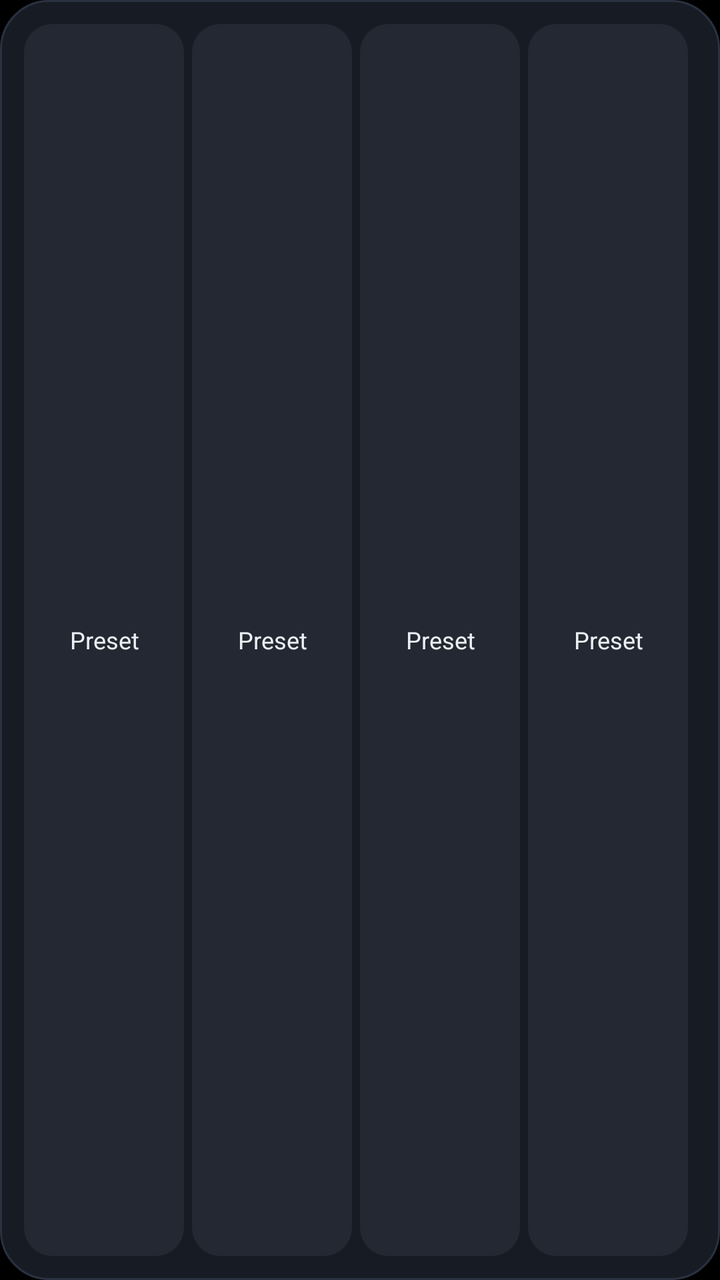
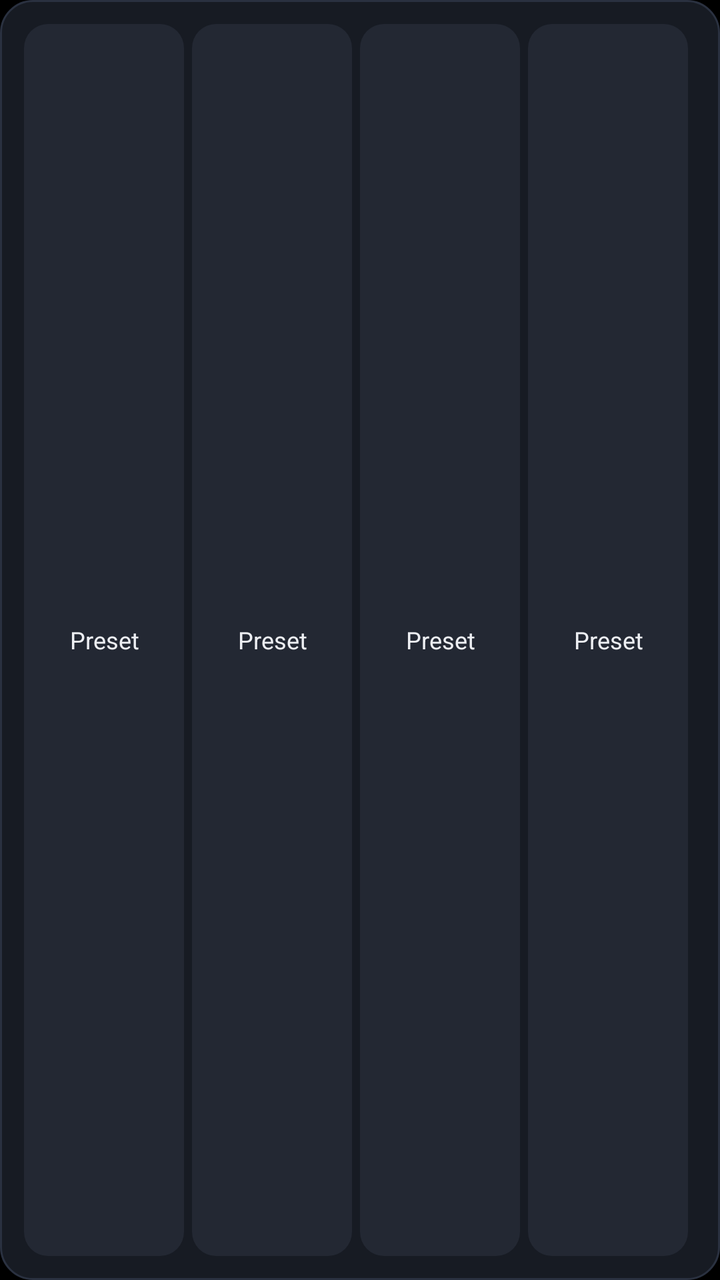

Compare the two renders of this Android layout. The source of the first and the diff that turns it into the second are given below.
<!-- AndroidManifest.xml: application theme Theme.Chronos -->
<!-- res/layout/widget_timer_presets.xml -->
<?xml version="1.0" encoding="utf-8"?>
<LinearLayout xmlns:android="http://schemas.android.com/apk/res/android"
    android:id="@+id/widget_root"
    android:layout_width="match_parent"
    android:layout_height="match_parent"
    android:background="@drawable/widget_bg"
    android:orientation="horizontal"
    android:gravity="center_vertical"
    android:padding="12dp">

    <TextView
        android:id="@+id/preset1"
        android:layout_width="0dp"
        android:layout_height="match_parent"
        android:layout_weight="1"
        android:layout_marginEnd="4dp"
        android:background="@drawable/widget_button"
        android:gravity="center"
        android:text="Preset"
        android:textSize="12sp"
        android:maxLines="1"
        android:textColor="#EDEFF3" />
    <TextView
        android:id="@+id/preset2"
        android:layout_width="0dp"
        android:layout_height="match_parent"
        android:layout_weight="1"
        android:layout_marginEnd="4dp"
        android:background="@drawable/widget_button"
        android:gravity="center"
        android:text="Preset"
        android:textSize="12sp"
        android:maxLines="1"
        android:textColor="#EDEFF3" />
    <TextView
        android:id="@+id/preset3"
        android:layout_width="0dp"
        android:layout_height="match_parent"
        android:layout_weight="1"
        android:layout_marginEnd="4dp"
        android:background="@drawable/widget_button"
        android:gravity="center"
        android:text="Preset"
        android:textSize="12sp"
        android:maxLines="1"
        android:textColor="#EDEFF3" />
    <TextView
        android:id="@+id/preset4"
        android:layout_width="0dp"
        android:layout_height="match_parent"
        android:layout_weight="1"
        android:layout_marginEnd="4dp"
        android:background="@drawable/widget_button"
        android:gravity="center"
        android:text="Preset"
        android:textSize="12sp"
        android:maxLines="1"
        android:textColor="#EDEFF3" />
</LinearLayout>
<!-- resources referenced by this layout -->
<resources>
  <!-- drawable widget_bg (drawable) -->
  <?xml version="1.0" encoding="utf-8"?>
  <shape xmlns:android="http://schemas.android.com/apk/res/android" android:shape="rectangle">
      <corners android:radius="24dp" />
      <solid android:color="#171B23" />
      <stroke android:width="1dp" android:color="#2A3140" />
  </shape>
  <!-- drawable widget_button (drawable) -->
  <?xml version="1.0" encoding="utf-8"?>
  <shape xmlns:android="http://schemas.android.com/apk/res/android" android:shape="rectangle">
      <corners android:radius="14dp" />
      <solid android:color="#232833" />
  </shape>
  <style name="Theme.Chronos" parent="android:Theme.Material.NoActionBar">
          <item name="android:windowBackground">@android:color/black</item>
          <item name="android:statusBarColor">@android:color/transparent</item>
          <item name="android:navigationBarColor">@android:color/transparent</item>
          <item name="android:windowDrawsSystemBarBackgrounds">true</item>
      </style>
</resources>

<!-- the commit's change to res/layout/widget_timer_presets.xml (unified diff, before → after) -->
@@ -6,54 +6,58 @@
     android:background="@drawable/widget_bg"
     android:orientation="horizontal"
     android:gravity="center_vertical"
-    android:padding="12dp">
+    android:padding="@dimen/widget_pad">
 
     <TextView
         android:id="@+id/preset1"
         android:layout_width="0dp"
         android:layout_height="match_parent"
         android:layout_weight="1"
-        android:layout_marginEnd="4dp"
+        android:layout_marginEnd="@dimen/widget_gap"
         android:background="@drawable/widget_button"
         android:gravity="center"
-        android:text="Preset"
+        android:text="@string/widget_preset_placeholder"
         android:textSize="12sp"
         android:maxLines="1"
-        android:textColor="#EDEFF3" />
+        android:ellipsize="end"
+        android:textColor="@color/widget_ink" />
     <TextView
         android:id="@+id/preset2"
         android:layout_width="0dp"
         android:layout_height="match_parent"
         android:layout_weight="1"
-        android:layout_marginEnd="4dp"
+        android:layout_marginEnd="@dimen/widget_gap"
         android:background="@drawable/widget_button"
         android:gravity="center"
-        android:text="Preset"
+        android:text="@string/widget_preset_placeholder"
         android:textSize="12sp"
         android:maxLines="1"
-        android:textColor="#EDEFF3" />
+        android:ellipsize="end"
+        android:textColor="@color/widget_ink" />
     <TextView
         android:id="@+id/preset3"
         android:layout_width="0dp"
         android:layout_height="match_parent"
         android:layout_weight="1"
-        android:layout_marginEnd="4dp"
+        android:layout_marginEnd="@dimen/widget_gap"
         android:background="@drawable/widget_button"
         android:gravity="center"
-        android:text="Preset"
+        android:text="@string/widget_preset_placeholder"
         android:textSize="12sp"
         android:maxLines="1"
-        android:textColor="#EDEFF3" />
+        android:ellipsize="end"
+        android:textColor="@color/widget_ink" />
     <TextView
         android:id="@+id/preset4"
         android:layout_width="0dp"
         android:layout_height="match_parent"
         android:layout_weight="1"
-        android:layout_marginEnd="4dp"
+        android:layout_marginEnd="@dimen/widget_gap"
         android:background="@drawable/widget_button"
         android:gravity="center"
-        android:text="Preset"
+        android:text="@string/widget_preset_placeholder"
         android:textSize="12sp"
         android:maxLines="1"
-        android:textColor="#EDEFF3" />
+        android:ellipsize="end"
+        android:textColor="@color/widget_ink" />
 </LinearLayout>
<!-- resource entries referenced after the edit -->
@@ -1,23 +1,29 @@
 <!-- resources referenced by this layout -->
 <resources>
+  <color name="widget_ink">#EDEFF3</color>
+  <dimen name="widget_gap">4dp</dimen>
+  <dimen name="widget_pad">12dp</dimen>
   <!-- drawable widget_bg (drawable) -->
   <?xml version="1.0" encoding="utf-8"?>
   <shape xmlns:android="http://schemas.android.com/apk/res/android" android:shape="rectangle">
-      <corners android:radius="24dp" />
+      <corners android:radius="@dimen/widget_corner_radius" />
       <solid android:color="#171B23" />
       <stroke android:width="1dp" android:color="#2A3140" />
   </shape>
   <!-- drawable widget_button (drawable) -->
   <?xml version="1.0" encoding="utf-8"?>
   <shape xmlns:android="http://schemas.android.com/apk/res/android" android:shape="rectangle">
-      <corners android:radius="14dp" />
+      <corners android:radius="@dimen/widget_corner_radius_small" />
       <solid android:color="#232833" />
   </shape>
+  <string name="widget_preset_placeholder">Preset</string>
   <style name="Theme.Chronos" parent="android:Theme.Material.NoActionBar">
           <item name="android:windowBackground">@android:color/black</item>
           <item name="android:statusBarColor">@android:color/transparent</item>
           <item name="android:navigationBarColor">@android:color/transparent</item>
           <item name="android:windowDrawsSystemBarBackgrounds">true</item>
       </style>
+  <dimen name="widget_corner_radius">16dp</dimen>
+  <dimen name="widget_corner_radius_small">12dp</dimen>
 </resources>
 
